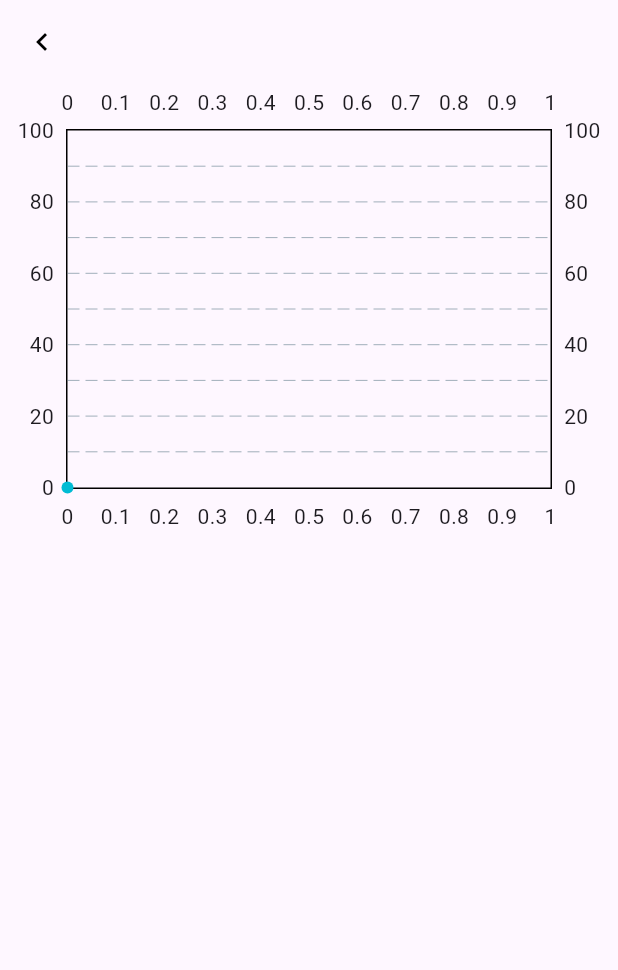
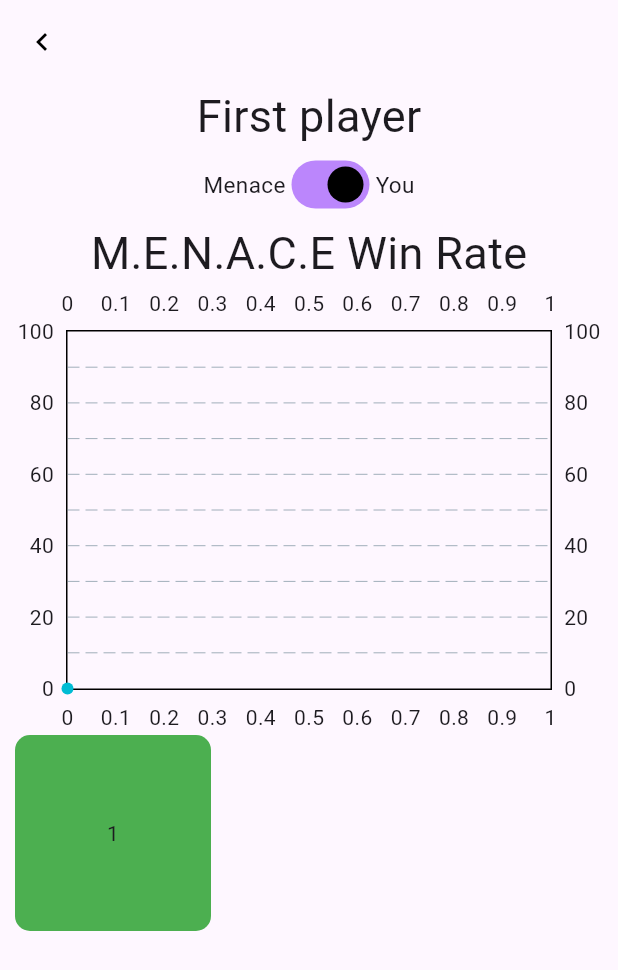
Before and after one commit to ShmokeD/menace_flutter, a Flutter app: the screen it shows after launch, after a tap on the "auto graph" icon, on a phone screen of 412 x 824 dp. Shown: the top 970 px of the screen. Run offline on Flutter 3.47's test engine with Material 3 defaults, Android fonts, the phone set to English and light mode, and no system bars; our stand-ins replace sqflite; missing offline and left inert: dart_random_choice; accounts and stored records are empty.

Commit message:
Implement menace first play

```diff
--- a/lib/managers/game_state.dart
+++ b/lib/managers/game_state.dart
@@ -44,5 +44,14 @@ class GameState {
             position: Player.none
         };
 
+  bool hasEnded() {
+    var hasEnded = true;
+
+    for (var element in gameState.values) {
+      if (element == Player.none) hasEnded = false;
+    }
+    return hasEnded;
+  }
+
   Map<int, Player> gameState;
 }
--- a/lib/managers/manager.dart
+++ b/lib/managers/manager.dart
@@ -17,6 +17,7 @@ class GameManager {
         storageManager = StorageManager();
 
   Player nextPlayer;
+  Player firstPlayer = Player.human;
   bool gameTied = false;
   final Map<GameState, int> _previousMoves =
       {}; //store all our previous moves in a map and pass it to AI manager after game end
@@ -30,12 +31,21 @@ class GameManager {
     return await aiManager.initialize();
   }
 
-  void reset({Player firstPlayer = Player.human}) {
+  void setHumanFirstPlayer(bool val) {
+    firstPlayer = val ? Player.human : Player.menace;
+    print("First PLayer $val");
+  }
+
+  void reset() {
     gameState = GameState();
     nextPlayer = firstPlayer;
     isGameDisabled = false;
     gameTied = false;
     _winner = Player.none;
+
+    if (firstPlayer == Player.menace) {
+      addAiMove();
+    }
   }
 
   void addHumanMove(int index) {
@@ -75,12 +85,18 @@ class GameManager {
     }
     _previousMoves[gameState] = movePosition;
     gameState = GameState.fromState(gameState, movePosition, Player.menace);
+    print("Tide ${gameState.hasEnded()}");
     if (findWinner() == Player.menace) {
       if (kDebugMode) {
         print("MENACE WINS");
       }
+    } else {
+      nextPlayer = Player.human;
+      if (gameState.hasEnded()) {
+        print("Game Tide");
+        gameTied = true;
+      }
     }
-    nextPlayer = Player.human;
   }
 
   Player findWinner() //8 lines to fill to finish the game
@@ -163,4 +179,8 @@ class GameManager {
   Player get gameWinner => _winner;
 }
 
-enum Player { human, menace, none }
+enum Player {
+  none,
+  human,
+  menace,
+}
--- a/lib/screens/game_screen.dart
+++ b/lib/screens/game_screen.dart
@@ -20,7 +20,7 @@ class _GameScreenState extends State<GameScreen> {
         IconButton(
             onPressed: () => Navigator.of(context).push(MaterialPageRoute(
                 builder: (_) => OverViewScreen(
-                      aiManager: widget.manager.aiManager,
+                      manager: widget.manager,
                     ))),
             icon: const Icon(
               Icons.auto_graph_outlined,
--- a/lib/screens/overview_screen.dart
+++ b/lib/screens/overview_screen.dart
@@ -1,16 +1,38 @@
 import 'package:fl_chart/fl_chart.dart';
 import 'package:flutter/material.dart';
-import 'package:menace_flutter/managers/ai_manager.dart';
+import 'package:menace_flutter/managers/manager.dart';
 
-class OverViewScreen extends StatelessWidget {
-  OverViewScreen({super.key, required this.aiManager});
-  final AiManager aiManager;
-  final List<FlSpot> spots = [FlSpot.zero];
+class OverViewScreen extends StatefulWidget {
+  const OverViewScreen({super.key, required this.manager});
+  final GameManager manager;
+
+  @override
+  State<OverViewScreen> createState() => _OverViewScreenState();
+}
+
+class _OverViewScreenState extends State<OverViewScreen> {
   @override
   Widget build(BuildContext context) {
-    aiManager.winRateData.forEach(
+    List<FlSpot> spots = [FlSpot.zero];
+    widget.manager.aiManager.winRateData.forEach(
       (key, value) => spots.add(FlSpot(key, value)),
     );
+    List<Widget> gridTiles = [];
+    Map<int, int> positionValues = widget.manager.aiManager.positionValues;
+    for (var pos in positionValues.keys) {
+      gridTiles.add(GridTile(
+        child: Container(
+          decoration: BoxDecoration(
+            borderRadius: BorderRadius.circular(10),
+            color: Colors.green,
+          ),
+          padding: const EdgeInsets.all(10),
+          child: Center(
+            child: Text(positionValues[pos]!.toString()),
+          ),
+        ),
+      ));
+    }
     return Scaffold(
         appBar: AppBar(
           forceMaterialTransparency: true,
@@ -22,8 +44,40 @@ class OverViewScreen extends StatelessWidget {
             onPressed: () => Navigator.of(context).pop(),
           ),
         ),
-        body: Column(
+        body: ListView(
           children: [
+            const Center(
+              child: Text(
+                "First player",
+                style: TextStyle(fontSize: 30),
+              ),
+            ),
+            Row(
+              mainAxisAlignment: MainAxisAlignment.center,
+              children: [
+                const Text(
+                  "Menace",
+                  style: TextStyle(fontSize: 15),
+                ),
+                Switch(
+                    value: (Player.human == widget.manager.firstPlayer),
+                    onChanged: (state) {
+                      setState(() {
+                        widget.manager.setHumanFirstPlayer(state);
+                      });
+                    }),
+                const Text(
+                  "You",
+                  style: TextStyle(fontSize: 15),
+                )
+              ],
+            ), // Swit
+            const Center(
+              child: Text(
+                "M.E.N.A.C.E Win Rate",
+                style: TextStyle(fontSize: 30),
+              ),
+            ),
             SizedBox(
               height: 300,
               child: LineChart(
@@ -46,6 +100,15 @@ class OverViewScreen extends StatelessWidget {
                 curve: Curves.bounceInOut,
               ),
             ),
+            Container(
+              height: 400,
+              padding: const EdgeInsets.only(left: 10, right: 10),
+              width: double.maxFinite,
+              child: GridView.count(
+                crossAxisCount: 3,
+                children: gridTiles,
+              ),
+            ),
           ],
         )
         // body: Column(children: [LineChart(LineChartData(maxY: 100))]),
```
